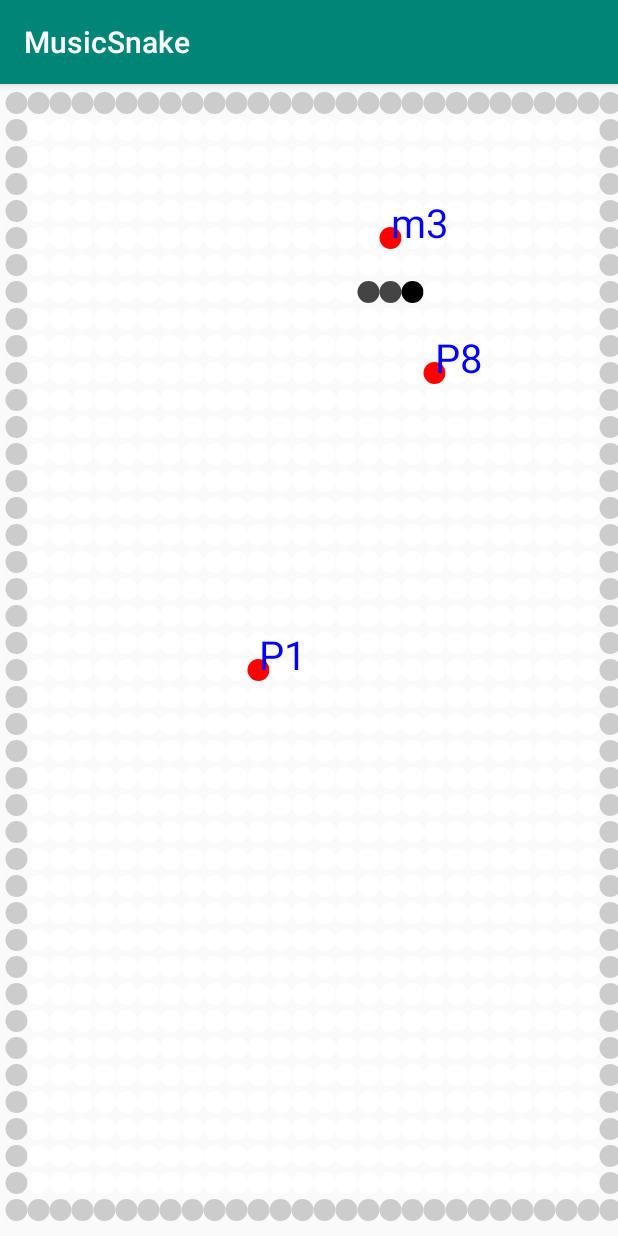
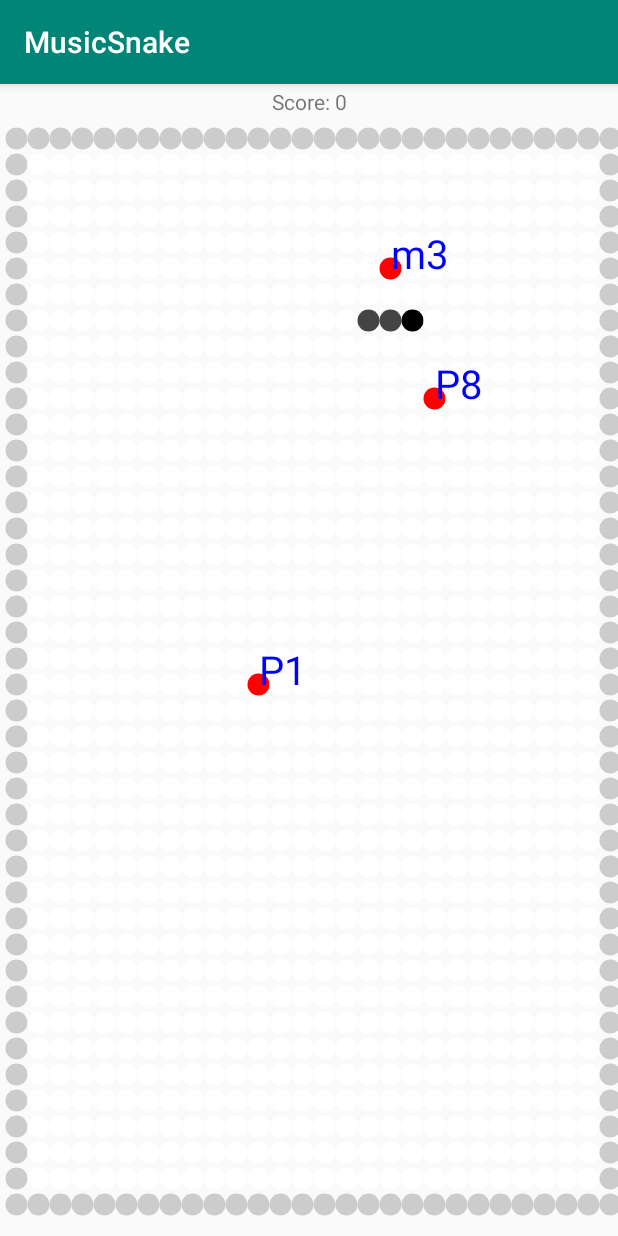
Before and after one commit to Landerer/Projekt-MusicSnake-na-Android-, an Android app: the SnakeActivity screen opened directly, with no data from a screen before it, on a phone screen of 412 x 824 dp. Run offline under Robolectric (Android 15) with nearby library versions, the phone set to English and light mode, and no system bars.

Commit message:
Dodanie zliczania punktów

```diff
--- a/app/src/main/java/com/example/musicsnake/SnakeActivity.java
+++ b/app/src/main/java/com/example/musicsnake/SnakeActivity.java
@@ -1,15 +1,13 @@
 package com.example.musicsnake;
 
 import androidx.appcompat.app.AppCompatActivity;
-
 import android.media.MediaPlayer;
 import android.os.Bundle;
 import android.os.Handler;
 import android.view.MotionEvent;
 import android.view.View;
+import android.widget.TextView;
 import android.widget.Toast;
-
-import java.util.List;
 
 public class SnakeActivity extends AppCompatActivity implements View.OnTouchListener{
 
@@ -19,6 +17,7 @@ public class SnakeActivity extends AppCompatActivity implements View.OnTouchList
     private final long updateDelay = 240;
     private float prevX, prevY;
     private MediaPlayer mp;
+    private TextView punkty;
 
 
     @Override
@@ -29,6 +28,9 @@ public class SnakeActivity extends AppCompatActivity implements View.OnTouchList
 
         snakeMove = new SnakeMove();
         snakeMove.initGame();
+
+        punkty = findViewById(R.id.punkty);
+        punkty.setText("Score: " + snakeMove.getScore());
 
         snakeView = (SnakeView)findViewById(R.id.snakeView);
         snakeView.setOnTouchListener(this);
@@ -45,6 +47,7 @@ public class SnakeActivity extends AppCompatActivity implements View.OnTouchList
             public void run ()
             {
                 snakeMove.update();
+                punkty.setText("Score: " + snakeMove.getScore());
 
                 if (snakeMove.getCurrentGameState() == EnumGameState.Running) {
                     handler.postDelayed(this, updateDelay);
--- a/app/src/main/java/com/example/musicsnake/SnakeMove.java
+++ b/app/src/main/java/com/example/musicsnake/SnakeMove.java
@@ -12,7 +12,6 @@ public class SnakeMove
     public static final int GameHeight = 42;
 
     private EnumDirection currentDirection = EnumDirection.East;
-
     private EnumGameState currentGameState = EnumGameState.Running;
 
     private List<Coordinates> walls = new ArrayList<>();
@@ -21,8 +20,13 @@ public class SnakeMove
 
     private Random random = new Random();
     private boolean increaseTail = false;
+    private boolean newInterval = true;
+    private int score = 0;
 
-    private boolean newInterval = true;
+    public SnakeMove()
+    {
+
+    }
 
     private Coordinates getSnakeHead()
     {
@@ -34,9 +38,9 @@ public class SnakeMove
         return newInterval;
     }
 
-    public SnakeMove()
+    public int getScore()
     {
-
+        return score;
     }
 
     public void initGame()
@@ -108,6 +112,7 @@ public class SnakeMove
                 {
                     intervalToRemove = i;
                     increaseTail = true;
+                    score++;
                 }
                 else
                 {
--- a/app/src/main/java/com/example/musicsnake/SnakeView.java
+++ b/app/src/main/java/com/example/musicsnake/SnakeView.java
@@ -1,7 +1,4 @@
 package com.example.musicsnake;
-
-import com.example.musicsnake.EnumTileType;
-import com.example.musicsnake.SnakeMove;
 
 import android.content.Context;
 import android.graphics.Canvas;
--- a/app/src/main/res/layout/activity_snake.xml
+++ b/app/src/main/res/layout/activity_snake.xml
@@ -6,9 +6,21 @@
     android:layout_height="match_parent"
     tools:context=".SnakeActivity">
 
+    <TextView
+        android:id="@+id/punkty"
+        android:layout_width="wrap_content"
+        android:layout_height="wrap_content"
+        android:layout_marginTop="2dp"
+        android:text="TextView"
+        app:layout_constraintEnd_toEndOf="parent"
+        app:layout_constraintStart_toStartOf="parent"
+        app:layout_constraintTop_toTopOf="parent" />
+
     <com.example.musicsnake.SnakeView
         android:id="@+id/snakeView"
+        android:layout_width="match_parent"
         android:layout_height="match_parent"
-        android:layout_width="match_parent"/>
+        android:layout_marginTop="24dp"
+        app:layout_constraintTop_toBottomOf="@+id/punkty" />
 
 </androidx.constraintlayout.widget.ConstraintLayout>
```
